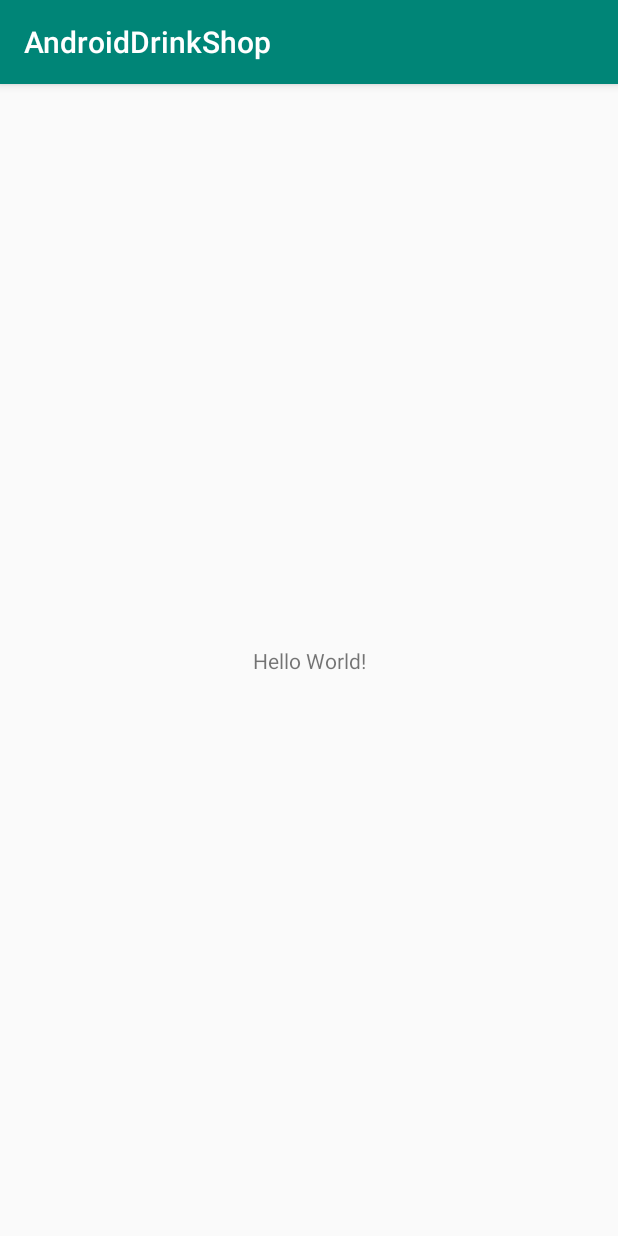
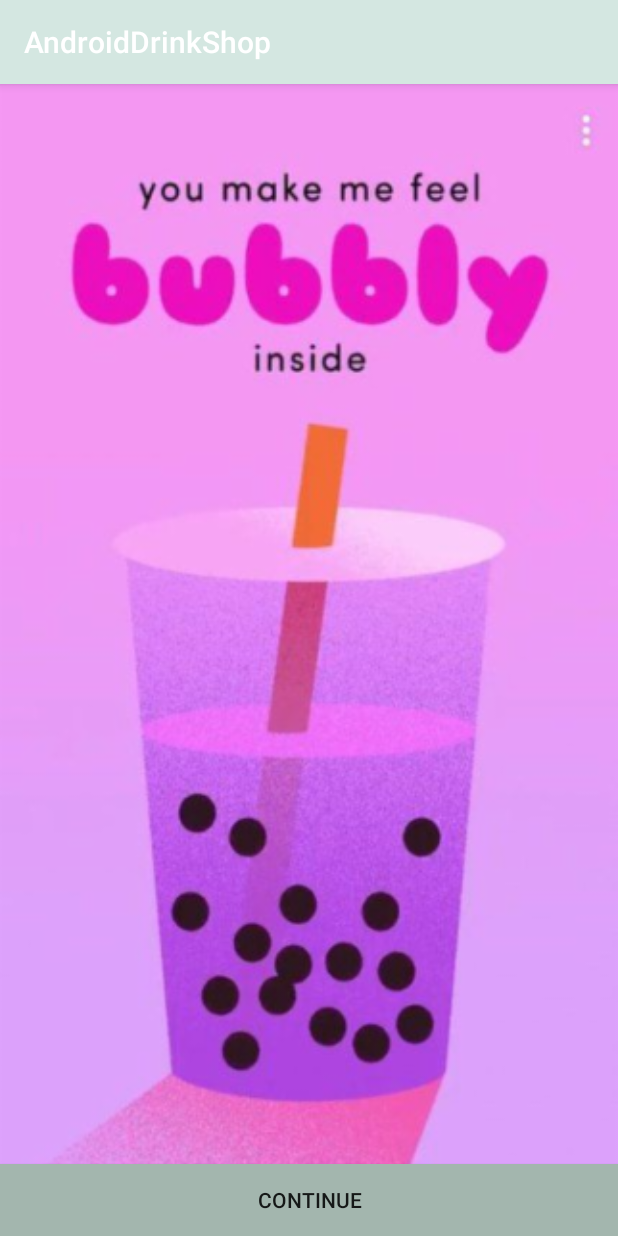
Before and after one commit to maksimilianius1989/androiddrinkshop, an Android app: the screen it shows after launch (MainActivity), on a phone screen of 412 x 824 dp. Run offline under Robolectric (Android 15) with nearby library versions, the phone set to English and light mode, and no system bars.

Commit message:
Finish 1 less. Install drawable import plugin

```diff
--- a/app/src/main/res/layout/activity_main.xml
+++ b/app/src/main/res/layout/activity_main.xml
@@ -1,18 +1,18 @@
 <?xml version="1.0" encoding="utf-8"?>
-<androidx.constraintlayout.widget.ConstraintLayout xmlns:android="http://schemas.android.com/apk/res/android"
+<RelativeLayout xmlns:android="http://schemas.android.com/apk/res/android"
     xmlns:app="http://schemas.android.com/apk/res-auto"
     xmlns:tools="http://schemas.android.com/tools"
     android:layout_width="match_parent"
     android:layout_height="match_parent"
+    android:background="@drawable/bgone"
     tools:context=".MainActivity">
 
-    <TextView
-        android:layout_width="wrap_content"
-        android:layout_height="wrap_content"
-        android:text="Hello World!"
-        app:layout_constraintBottom_toBottomOf="parent"
-        app:layout_constraintLeft_toLeftOf="parent"
-        app:layout_constraintRight_toRightOf="parent"
-        app:layout_constraintTop_toTopOf="parent" />
+    <Button
+        android:id="@+id/btn_continue"
+        android:text="Continue"
+        android:background="@color/colorPrimaryDark"
+        android:layout_alignParentBottom="true"
+        android:layout_width="match_parent"
+        android:layout_height="wrap_content" />
 
-</androidx.constraintlayout.widget.ConstraintLayout>
+</RelativeLayout>
--- a/app/src/main/res/values/colors.xml
+++ b/app/src/main/res/values/colors.xml
@@ -1,6 +1,6 @@
 <?xml version="1.0" encoding="utf-8"?>
 <resources>
-    <color name="colorPrimary">#008577</color>
-    <color name="colorPrimaryDark">#00574B</color>
-    <color name="colorAccent">#D81B60</color>
+    <color name="colorPrimary">#d4e7e1</color>
+    <color name="colorPrimaryDark">#a3b6ae</color>
+    <color name="colorAccent">#1e1e1e</color>
 </resources>
```
Also changed, not shown: app/src/main/java/app/vimax/androiddrinkshop/Model/CheckUserResponse.java (added, +26 -0 lines), app/src/main/java/app/vimax/androiddrinkshop/Model/User.java (added, +53 -0 lines), app/src/main/java/app/vimax/androiddrinkshop/Retrofit/IDrinkShopAPI.java (added, +21 -0 lines), app/src/main/java/app/vimax/androiddrinkshop/Retrofit/RetrofitClient.java (added, +19 -0 lines), app/src/main/java/app/vimax/androiddrinkshop/Utils/Common.java (added, +13 -0 lines), app/src/main/res/drawable-hdpi/bgone.png (added), app/src/main/res/drawable-mdpi/bgone.png (added), app/src/main/res/drawable-mdpi/bgtwo.png (added), app/src/main/res/drawable-xhdpi/bgone.png (added), app/src/main/res/drawable-xxhdpi/bgone.png (added), app/src/main/res/drawable-xxxhdpi/bgone.png (added), 4 other files.
